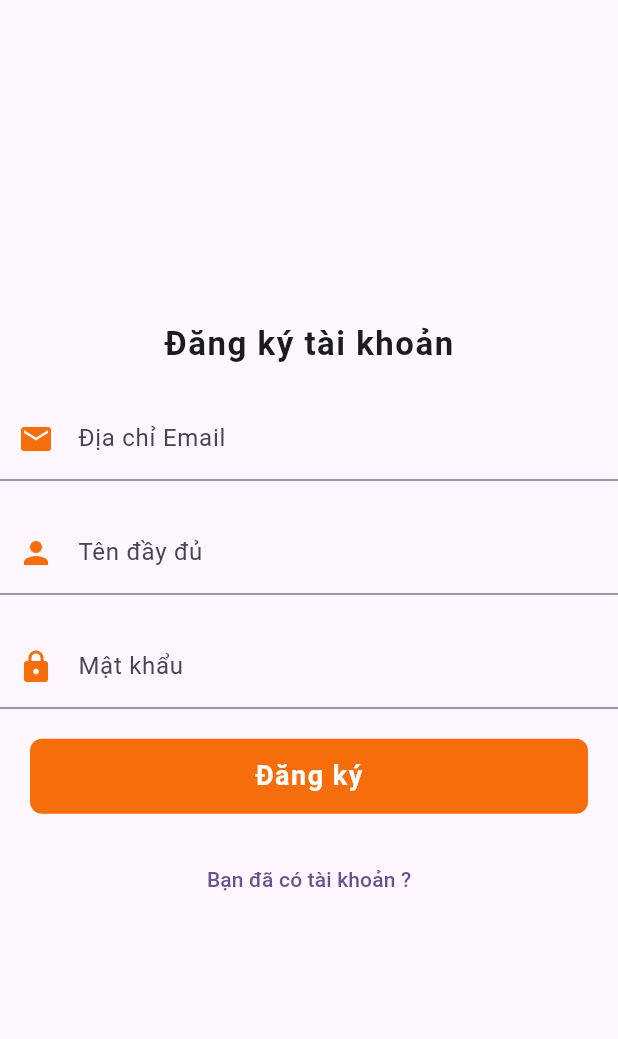
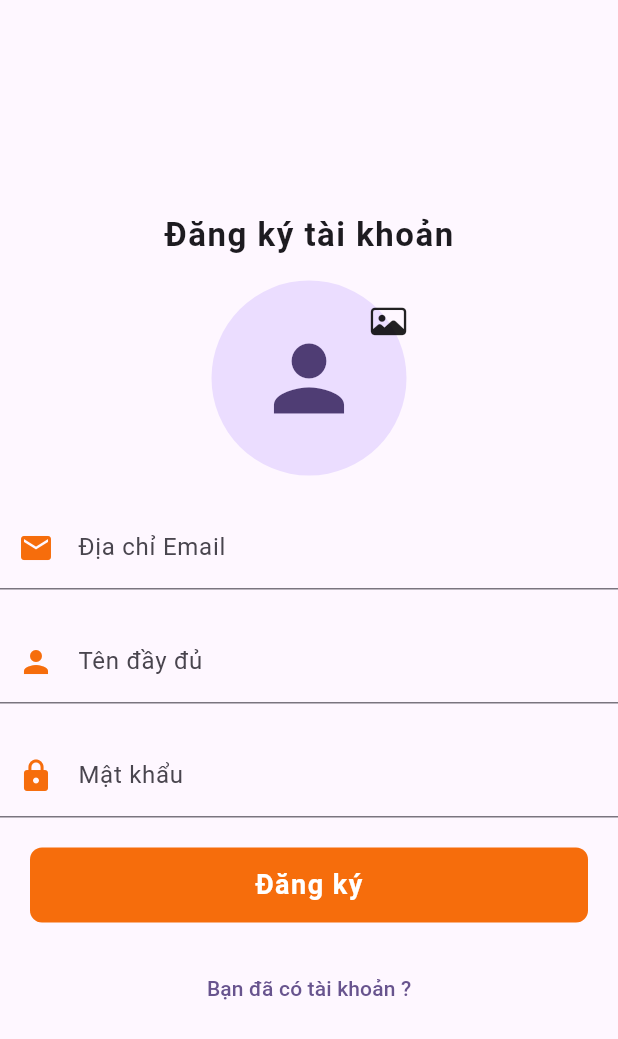
Before and after one commit to Kay-Day/ShoutOut-Team, a Flutter app: the screen it shows after launch, after a tap on "Bạn chưa có tài khoản ?", on a phone screen of 412 x 824 dp. Shown: the top 1039 px of the screen. Run offline on Flutter 3.47's test engine with Material 3 defaults, Android fonts, the phone set to English and light mode, and no system bars; our stand-ins replace cloud_firestore, firebase_auth, firebase_core; accounts and stored records are empty.

Commit message:
Cap nhat

```diff
--- a/lib/main.dart
+++ b/lib/main.dart
@@ -5,14 +5,16 @@ import 'package:flutter/material.dart';
 import 'package:shoutout_shop_app/views/screens/auth/login_screen.dart';
 
 void main() async {
+  // WidgetsFlutterBinding.ensureInitialized();
+  // Platform.isAndroid?await Firebase.initializeApp(options: const FirebaseOptions(
+  // apiKey: 'AIzaSyBF0_y7eQkCFTpWqb5-Uc9JI1hMV20ZZdQ',
+  // appId: '1:537163552413:android:2bea0370e24f18f783e674',
+  // messagingSenderId: '537163552413',
+  // projectId: 'soutout-e5349', storageBucket: 'gs://soutout-e5349.appspot.com'),
+  // )
+  // :await Firebase.initializeApp();
   WidgetsFlutterBinding.ensureInitialized();
-  Platform.isAndroid?await Firebase.initializeApp(options: const FirebaseOptions(
-  apiKey: 'AIzaSyCFqoVzMUpU6Pw66lGybl_TtVUxfw-OTHI',
-  appId: '1:781724808430:android:bfc746b14f4804488b6fff',
-  messagingSenderId: '781724808430',
-  projectId: 'shoutout-app-b7c4f', storageBucket: 'gs://shoutout-app-b7c4f.appspot.com'),
-  )
-  :await Firebase.initializeApp();
+  await Firebase.initializeApp();
   runApp(const MyApp());
 }
 
--- a/lib/views/screens/auth/register_screen.dart
+++ b/lib/views/screens/auth/register_screen.dart
@@ -1,7 +1,10 @@
+import 'package:flutter/cupertino.dart';
 import 'package:flutter/material.dart';
+import 'package:shoutout_shop_app/controllers/auth_controller.dart';
 import 'package:shoutout_shop_app/views/screens/auth/login_screen.dart';
 
 class RegisterScreen extends StatelessWidget {
+  final AuthController _authController = AuthController();
   final GlobalKey<FormState> _formKey = GlobalKey<FormState>();
 
 
@@ -26,6 +29,24 @@ class RegisterScreen extends StatelessWidget {
               fontWeight: FontWeight.bold,
               letterSpacing: 1,
             ),
+          ),
+          SizedBox(height: 15,),
+          Stack(
+            children: [
+                CircleAvatar(
+            radius: 65,
+            child: Icon(Icons.person,
+            size: 70,),
+          ),
+
+          Positioned(
+            right: 0,
+            top: 15,
+            child: Icon(
+              CupertinoIcons.photo,
+             ))
+
+            ],
           ),
           SizedBox(
             height: 20,
@@ -102,9 +123,8 @@ class RegisterScreen extends StatelessWidget {
           InkWell(
             onTap: () {
               if (_formKey.currentState!.validate()){
-                print(email);
-                print(fullName);
-                print(passWord);
+                _authController.createNewUser(email, fullName, passWord);
+                print('Thành công');
               }else {
                 print('Not Valid');
 
```
Also changed, not shown: lib/controllers/auth_controller.dart (+12 -1 lines), 6 other files.
